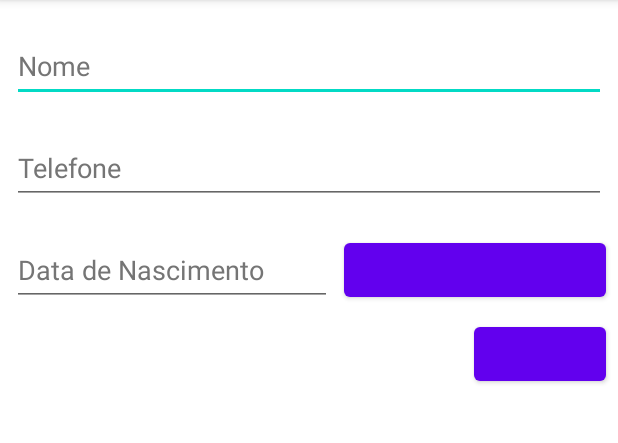
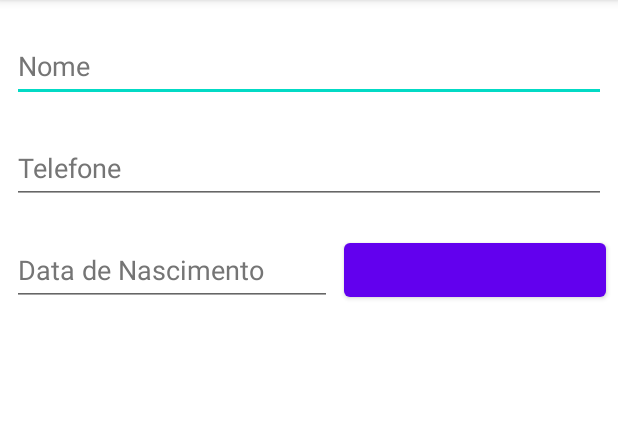
Before and after one commit to matheusunigran/Lista-Telefonica-, an Android app: the screen it shows after launch (MainActivity), on a phone screen of 412 x 824 dp, the part 84-527 px from its top. Run offline under Robolectric (Android 15) with nearby library versions, the phone set to English and light mode, and no system bars.

```diff
--- a/app/src/main/AndroidManifest.xml
+++ b/app/src/main/AndroidManifest.xml
@@ -14,7 +14,7 @@
         android:theme="@style/Theme.ListaTelefonica"
         tools:targetApi="31">
         <activity
-            android:name=".MainActivity"
+            android:name=".listaTelefonica.MainActivity"
             android:exported="true">
             <intent-filter>
                 <action android:name="android.intent.action.MAIN" />
--- /dev/null
+++ b/app/src/main/java/br/unigran/listatelefonica/listaTelefonica/MainActivity.java
@@ -0,0 +1,28 @@
+package br.unigran.listatelefonica.listaTelefonica;
+
+import androidx.appcompat.app.AppCompatActivity;
+
+import android.os.Bundle;
+import android.widget.EditText;
+import android.widget.ListView;
+
+import java.util.List;
+
+import br.unigran.listatelefonica.R;
+import br.unigran.listatelefonica.bancoDados.DBHelper;
+
+public class MainActivity extends AppCompatActivity {
+
+    @Override
+    protected void onCreate(Bundle savedInstanceState) {
+        super.onCreate(savedInstanceState);
+        setContentView(R.layout.activity_main);
+
+        EditText nome;
+        EditText telefone;
+        ListView listagem;
+        List<Contato> dados;
+        DBHelper db;
+
+    }
+}
--- a/app/src/main/res/layout/activity_main.xml
+++ b/app/src/main/res/layout/activity_main.xml
@@ -4,7 +4,7 @@
     xmlns:tools="http://schemas.android.com/tools"
     android:layout_width="match_parent"
     android:layout_height="match_parent"
-    tools:context=".MainActivity">
+    tools:context=".listaTelefonica.MainActivity">
 
     <EditText
         android:id="@+id/nameID"
@@ -67,28 +67,17 @@
         app:layout_constraintTop_toBottomOf="@+id/phoneID"
         tools:text="@string/btnSalvar" />
 
-    <Button
-        android:id="@+id/btncancelareditarID"
-        android:layout_width="0dp"
-        android:layout_height="wrap_content"
-        android:layout_marginTop="8dp"
-        android:layout_marginEnd="8dp"
-        android:layout_marginBottom="8dp"
-        app:layout_constraintBottom_toTopOf="@id/listID"
-        app:layout_constraintEnd_toEndOf="parent"
-        app:layout_constraintTop_toBottomOf="@+id/btnsaveID"
-        tools:text="@string/btnCancelarEditar" />
-
     <ListView
         android:id="@+id/listID"
         android:layout_width="0dp"
         android:layout_height="0dp"
         android:layout_marginStart="8dp"
+        android:layout_marginTop="20dp"
         android:layout_marginEnd="8dp"
-        android:layout_marginBottom="20dp"
+        android:layout_marginBottom="40dp"
         app:layout_constraintBottom_toBottomOf="parent"
         app:layout_constraintEnd_toEndOf="parent"
         app:layout_constraintStart_toStartOf="parent"
-        app:layout_constraintTop_toBottomOf="@id/btncancelareditarID" />
+        app:layout_constraintTop_toBottomOf="@+id/dateID" />
 
 </androidx.constraintlayout.widget.ConstraintLayout>
```
Also changed, not shown: app/src/main/java/br/unigran/listatelefonica/MainActivity.java (deleted, +0 -14 lines), app/src/main/java/br/unigran/listatelefonica/bancoDados/ContatoDB.java (added, +57 -0 lines), app/src/main/java/br/unigran/listatelefonica/bancoDados/DBHelper.java (added, +30 -0 lines), app/src/main/java/br/unigran/listatelefonica/listaTelefonica/Contato.java (added, +49 -0 lines).
